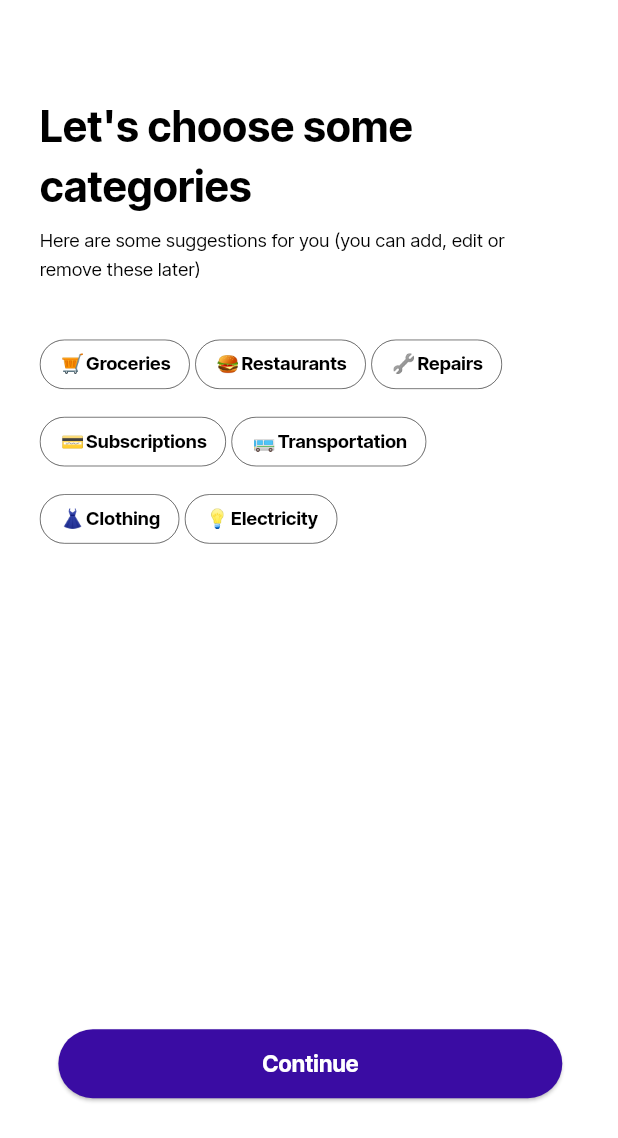
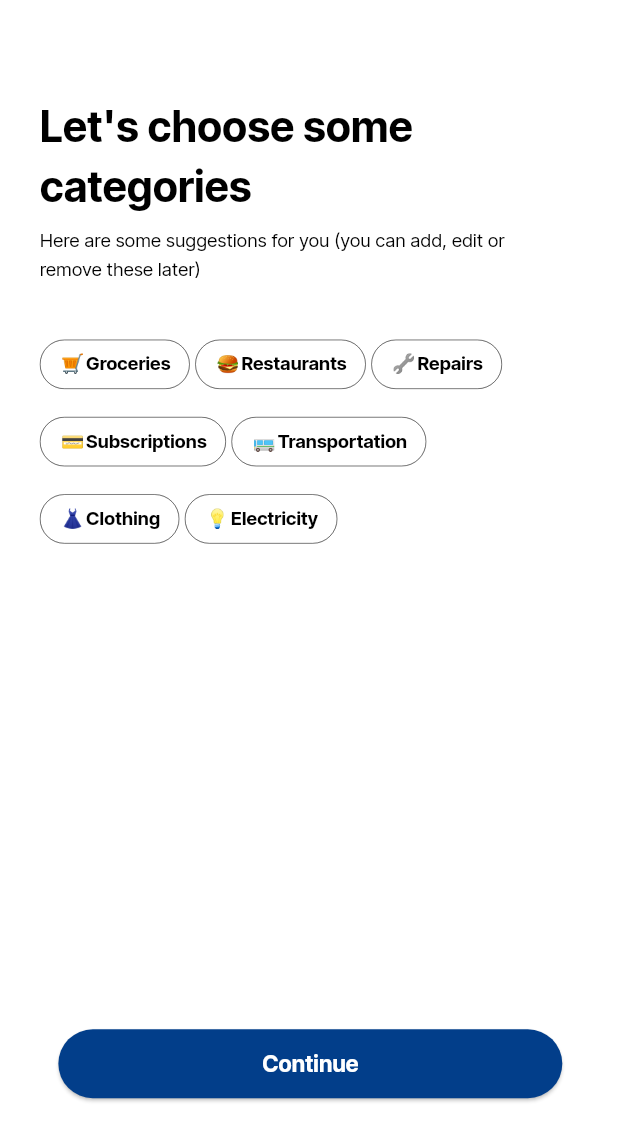
Before and after one commit to nonyonah/albus, a Flutter app: the CategoriesScreen screen opened by its route, on a phone screen of 412 x 824 dp, the part 98-1236 px from its top. Run offline on Flutter 3.47's test engine with Material 3 defaults, Android fonts, the phone set to English and light mode, and no system bars; our stand-ins replace cached_network_image, cloud_firestore, connectivity_plus, equatable, firebase_auth, firebase_core and 8 more; accounts and stored records are empty; project files that could hold a hidden picture were left out.

Commit message:
fix: fixed elevated button color

```diff
--- a/lib/screens/category_screen/widget/suggested_item_widget.dart
+++ b/lib/screens/category_screen/widget/suggested_item_widget.dart
@@ -34,7 +34,8 @@ class SuggestedItemWidget extends StatelessWidget {
       label: Text(
         suggestedItem.name,
         style: TextStyle(
-          color: appTheme.black900,
+          color:
+              suggestedItem.isSelected ? appTheme.whiteA700 : appTheme.black900,
           fontSize: 14.fSize,
           fontFamily: 'Inter Tight',
           fontWeight: FontWeight.w700,
--- a/lib/themes/theme_helper.dart
+++ b/lib/themes/theme_helper.dart
@@ -146,7 +146,7 @@ class ColorSchemes {
     errorContainer: Color(0XFF284B63),
     onError: Color(0XFF7209B7),
     onPrimary: Color(0x7FFFFFFF),
-    onPrimaryContainer: Color(0xFF3A0CA3),
+    onPrimaryContainer: Color(0xFF023E8A),
   );
 }
 
```
Also changed, not shown: lib/themes/custom_button_style.dart (indentation only).
